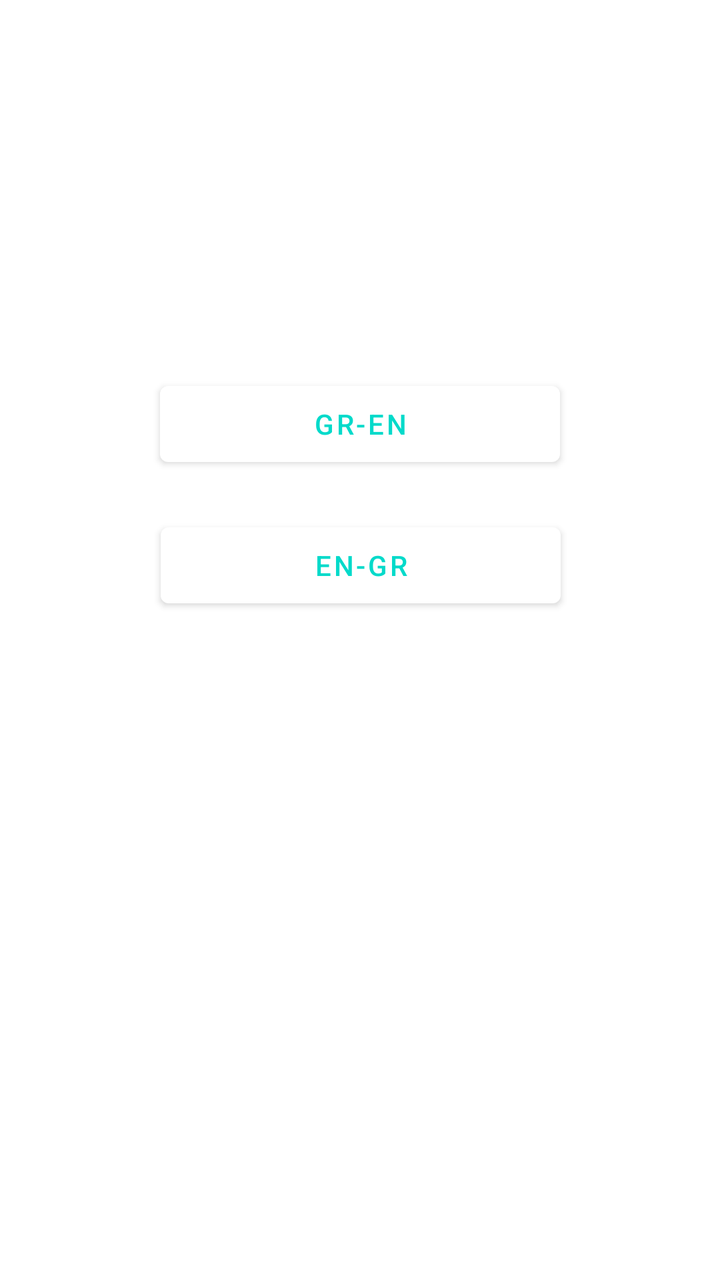
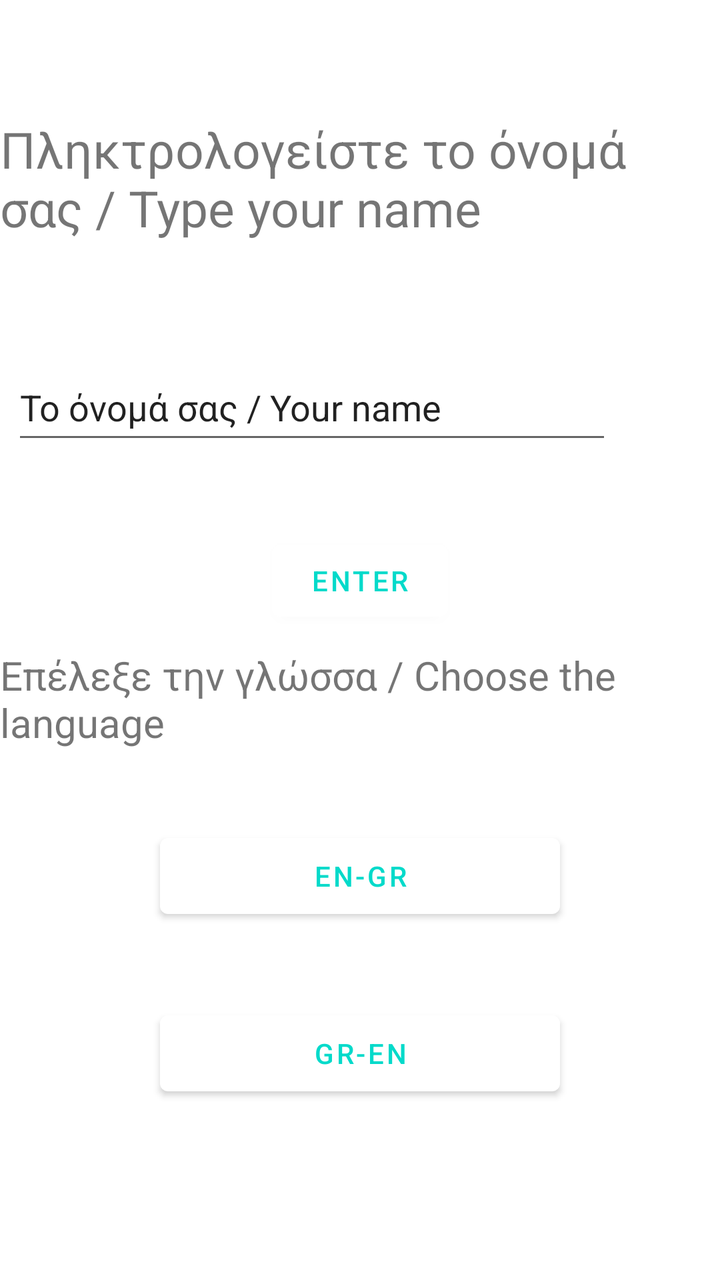

Compare the two renders of this Android layout. The source of the first and the diff that turns it into the second are given below.
<!-- AndroidManifest.xml: application theme Theme.GreekQuizApp -->
<!-- res/layout/activity_main.xml -->
<?xml version="1.0" encoding="utf-8"?>
<androidx.constraintlayout.widget.ConstraintLayout xmlns:android="http://schemas.android.com/apk/res/android"
    xmlns:app="http://schemas.android.com/apk/res-auto"
    xmlns:tools="http://schemas.android.com/tools"
    android:layout_width="match_parent"
    android:layout_height="match_parent"
    tools:context=".ui.MainActivity">

    <Button
        android:id="@+id/en"
        android:layout_width="200dp"
        android:layout_height="50dp"
        android:text="@string/en_gr"
        app:layout_constraintBottom_toBottomOf="parent"
        app:layout_constraintEnd_toEndOf="parent"
        app:layout_constraintHorizontal_bias="0.502"
        app:layout_constraintStart_toStartOf="parent"
        app:layout_constraintTop_toTopOf="parent"
        app:layout_constraintVertical_bias="0.437" />

    <Button
        android:id="@+id/cn"
        android:layout_width="200dp"
        android:layout_height="50dp"
        android:text="@string/gr_en"
        app:layout_constraintBottom_toBottomOf="parent"
        app:layout_constraintEnd_toEndOf="parent"
        app:layout_constraintStart_toStartOf="parent"
        app:layout_constraintTop_toTopOf="parent"
        app:layout_constraintVertical_bias="0.317" />

</androidx.constraintlayout.widget.ConstraintLayout>
<!-- resources referenced by this layout -->
<resources>
  <string name="en_gr">EN-GR</string>
  <string name="gr_en">GR-EN</string>
  <style name="Theme.GreekQuizApp" parent="Theme.MaterialComponents.DayNight.DarkActionBar">
          
          <item name="colorPrimary">#FFFFFF</item>
          <item name="colorPrimaryVariant">@color/colorBlue</item>
          <item name="colorOnPrimary">@color/colorBlue</item>
          
          <item name="colorSecondary">@color/colorBlue</item>
          <item name="colorSecondaryVariant">@color/colorBlue</item>
          <item name="colorOnSecondary">@color/colorBlue</item>
          
          <item name="android:statusBarColor" tools:targetApi="l">?attr/colorPrimaryVariant</item>
          
      </style>
  <color name="colorBlue">#03DACA</color>
</resources>

<!-- the commit's change to res/layout/activity_main.xml (unified diff, before → after) -->
@@ -13,10 +13,10 @@
         android:text="@string/en_gr"
         app:layout_constraintBottom_toBottomOf="parent"
         app:layout_constraintEnd_toEndOf="parent"
-        app:layout_constraintHorizontal_bias="0.502"
+        app:layout_constraintHorizontal_bias="0.5"
         app:layout_constraintStart_toStartOf="parent"
         app:layout_constraintTop_toTopOf="parent"
-        app:layout_constraintVertical_bias="0.437" />
+        app:layout_constraintVertical_bias="0.7" />
 
     <Button
         android:id="@+id/cn"
@@ -27,6 +27,64 @@
         app:layout_constraintEnd_toEndOf="parent"
         app:layout_constraintStart_toStartOf="parent"
         app:layout_constraintTop_toTopOf="parent"
-        app:layout_constraintVertical_bias="0.317" />
+        app:layout_constraintVertical_bias="0.85"
+        app:layout_constraintHorizontal_bias="0.5"/>
+
+    <TextView
+        android:id="@+id/nameView"
+        android:layout_width="wrap_content"
+        android:layout_height="wrap_content"
+        android:textSize="25sp"
+        android:text="Πληκτρολογείστε το όνομά σας / Type your name"
+        app:layout_constraintBottom_toBottomOf="parent"
+        app:layout_constraintEnd_toEndOf="parent"
+        app:layout_constraintStart_toStartOf="parent"
+        app:layout_constraintTop_toTopOf="parent"
+        app:layout_constraintVertical_bias="0.1"
+        />
+
+    <EditText
+        android:id="@+id/editTextTextPersonName"
+        android:layout_width="300dp"
+        android:layout_height="50dp"
+        android:ems="10"
+        android:inputType="textPersonName"
+        app:layout_constraintBottom_toBottomOf="parent"
+        app:layout_constraintEnd_toEndOf="parent"
+        app:layout_constraintStart_toStartOf="parent"
+        app:layout_constraintTop_toTopOf="parent"
+        app:layout_constraintVertical_bias="0.3"
+        app:layout_constraintHorizontal_bias="0.1"
+        android:text="Το όνομά σας / Your name"
+
+        />
+
+    <Button
+        android:id="@+id/enterButton"
+        android:layout_width="wrap_content"
+        android:layout_height="wrap_content"
+        android:text="Enter"
+        app:layout_constraintBottom_toBottomOf="parent"
+        app:layout_constraintEnd_toEndOf="parent"
+        app:layout_constraintStart_toStartOf="parent"
+        app:layout_constraintTop_toTopOf="parent"
+        app:layout_constraintVertical_bias="0.45"
+        app:layout_constraintHorizontal_bias="0.5"
+        />
+
+    <TextView
+        android:id="@+id/languageView"
+        android:layout_width="wrap_content"
+        android:layout_height="wrap_content"
+        android:text="Επέλεξε την γλώσσα / Choose the language"
+        android:textSize="20sp"
+        app:layout_constraintBottom_toBottomOf="parent"
+        app:layout_constraintEnd_toEndOf="parent"
+        app:layout_constraintStart_toStartOf="parent"
+        app:layout_constraintTop_toTopOf="parent"
+        app:layout_constraintVertical_bias="0.55"
+        app:layout_constraintHorizontal_bias="0.5"
+        />
+
 
 </androidx.constraintlayout.widget.ConstraintLayout>
